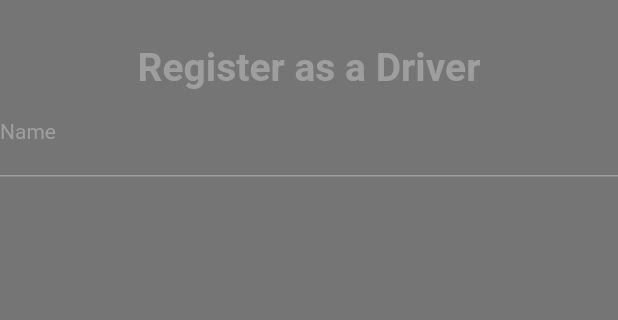
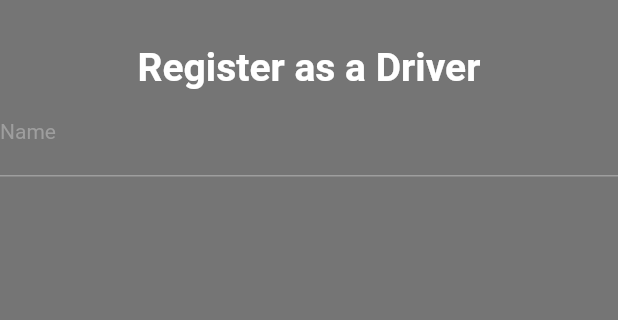
Before and after one commit to Devsaci/Uber-OLA-and-inDriver-Clone, a Flutter app: the screen it shows after launch, on a phone screen of 412 x 824 dp, the part 403-723 px from its top. Run offline on Flutter 3.47's test engine with Material 2 defaults, Android fonts, the phone set to English and light mode, and no system bars.

Commit message:
style: TextStyle

```diff
--- a/drivers_app_ma2022/lib/authentication/signup_screen.dart
+++ b/drivers_app_ma2022/lib/authentication/signup_screen.dart
@@ -31,12 +31,15 @@ class _SignUpScreenState extends State<SignUpScreen> {
               "Register as a Driver",
               style: TextStyle(
                 fontSize: 26,
-                color: Colors.grey,
+                color: Colors.white,
                 fontWeight: FontWeight.bold,
               ),
             ),
             TextField(
               controller: nameTextEditingController,
+              style: const TextStyle(
+                  color: Colors.grey
+              ),
               decoration: const InputDecoration(
                 labelText: "Name",
                 hintText: "Name",
```
